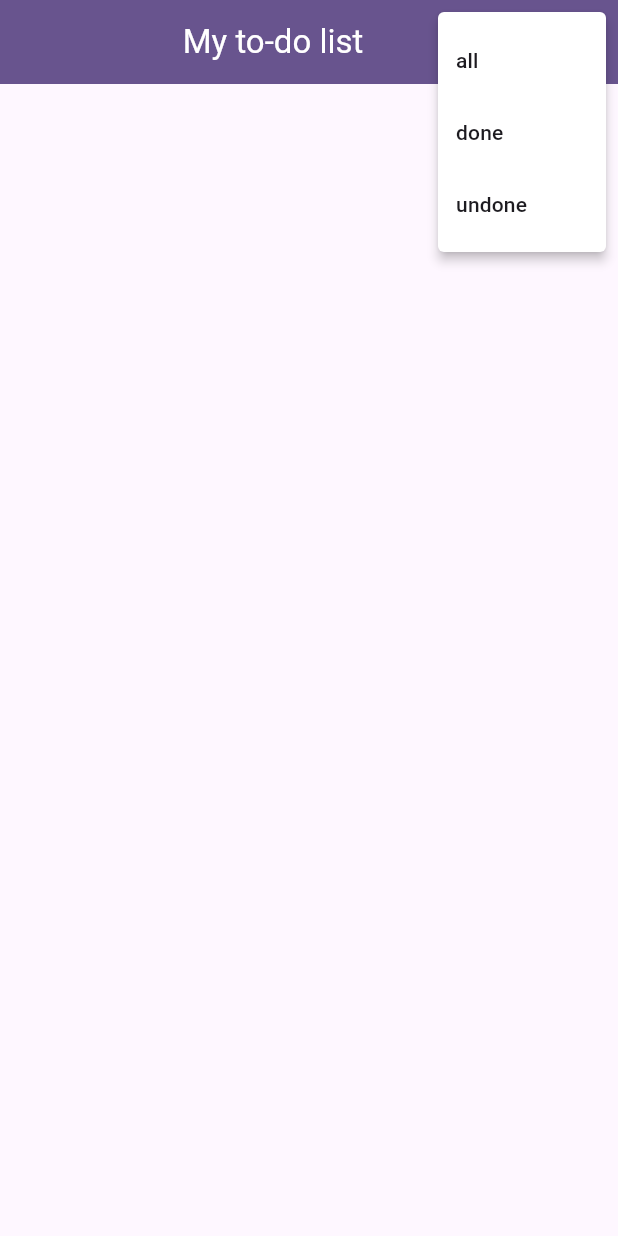
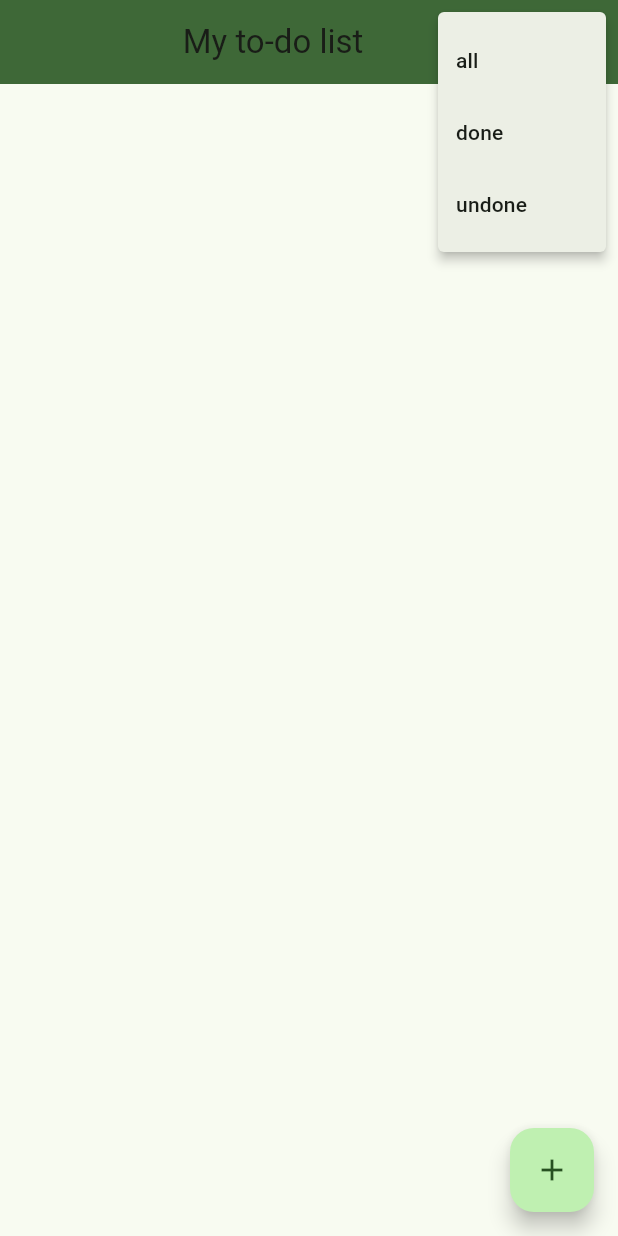
Before and after one commit to gu-tig333-ht23/gushagmib, a Flutter app: the screen it shows after launch, after a tap on the "more vert" icon, on a phone screen of 412 x 824 dp. Run offline on Flutter 3.47's test engine with Material 2 defaults, Android fonts, the phone set to English and light mode, and no system bars.

Commit message:
Button for adding new todos with a new page

```diff
--- a/lib/main.dart
+++ b/lib/main.dart
@@ -11,19 +11,20 @@ class TODOApp extends StatelessWidget {
   @override
   Widget build(BuildContext context) {
     return MaterialApp(
-      title: 'Flutter Demo',
+      title: 'My todo list',
       theme: ThemeData(
-        colorScheme: ColorScheme.fromSeed(seedColor: Colors.deepPurple),
+        colorScheme:
+            ColorScheme.fromSeed(seedColor: Color.fromARGB(255, 68, 252, 68)),
         useMaterial3: true,
       ),
-      home: mainPage(),
+      home: MainPage(),
       debugShowCheckedModeBanner: false,
     );
   }
 }
 
-class mainPage extends StatelessWidget {
-  const mainPage({
+class MainPage extends StatelessWidget {
+  const MainPage({
     super.key,
   });
 
@@ -31,6 +32,26 @@ class mainPage extends StatelessWidget {
   Widget build(BuildContext context) {
     return Scaffold(
       appBar: MainPageAppBar(),
+      floatingActionButton: AddTODOItemButton(),
+    );
+  }
+}
+
+class AddTODOItemButton extends StatelessWidget {
+  const AddTODOItemButton({
+    super.key,
+  });
+
+  @override
+  Widget build(BuildContext context) {
+    return FloatingActionButton(
+      onPressed: () => {
+        Navigator.of(context).push(
+          MaterialPageRoute(builder: (context) => const AddToDoItem()),
+        ),
+      },
+      tooltip: 'Add to-do item',
+      child: const Icon(Icons.add),
     );
   }
 }
@@ -43,12 +64,10 @@ class MainPageAppBar extends StatelessWidget implements PreferredSizeWidget {
   @override
   Widget build(BuildContext context) {
     final theme = Theme.of(context);
-    const whiteColor = Colors.white;
     return AppBar(
       title: Center(
         child: Text(
           "My to-do list",
-          style: TextStyle(color: whiteColor),
         ),
       ),
       actions: <Widget>[
@@ -59,7 +78,7 @@ class MainPageAppBar extends StatelessWidget implements PreferredSizeWidget {
             const PopupMenuItem(child: Text("done")),
             const PopupMenuItem(child: Text("undone")),
           ],
-            color: whiteColor),
+        ),
       ],
       backgroundColor: theme.colorScheme.primary,
     );
@@ -68,3 +87,42 @@ class MainPageAppBar extends StatelessWidget implements PreferredSizeWidget {
   @override
   Size get preferredSize => const Size.fromHeight(kToolbarHeight);
 }
+
+class AddToDoItem extends StatelessWidget {
+  const AddToDoItem({
+    super.key,
+  });
+
+  @override
+  Widget build(BuildContext context) {
+    final theme = Theme.of(context);
+    return Scaffold(
+      appBar: AppBar(
+        title: Text(
+          "My to-do list",
+          // style: TextStyle(color: whiteColor),
+        ),
+        backgroundColor: theme.colorScheme.primary,
+      ),
+      body: Column(
+        children: <Widget>[
+          Padding(
+            padding: EdgeInsets.symmetric(horizontal: 16, vertical: 32),
+            child: TextField(
+              decoration: InputDecoration(
+                  border: OutlineInputBorder(),
+                  hintText: 'What are you going to do?'),
+            ),
+          ),
+          ElevatedButton.icon(
+            onPressed: () => {
+              // TODO add a new card
+            },
+            icon: const Icon(Icons.add),
+            label: Text("ADD"),
+          ),
+        ],
+      ),
+    );
+  }
+}
```
Lines whose indentation alone changed are shown as unchanged.
